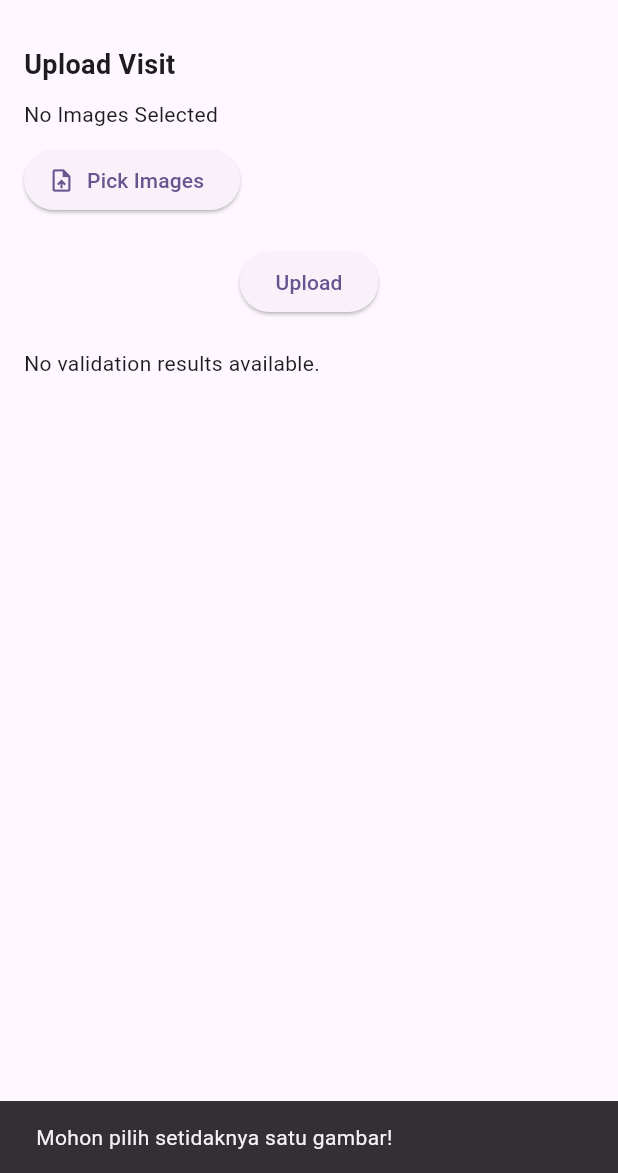
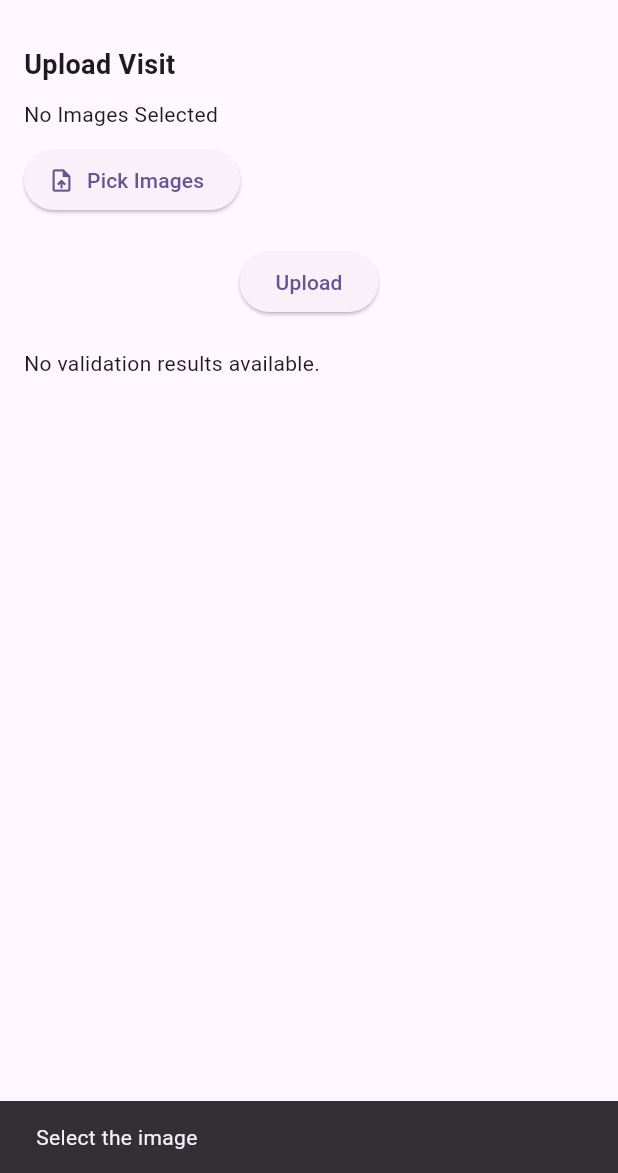
Before and after one commit to ifanzalukhu97/Final-Project-AI-GPT-Bootcamp-Q4-2024-Encode-Club, a Flutter app: the screen it shows after launch, after a tap on "Upload", on a phone screen of 412 x 824 dp, the part 63-1236 px from its top. Run offline on Flutter 3.47's test engine with Material 3 defaults, Android fonts, the phone set to English and light mode, and no system bars; our stand-ins replace image_picker.

Commit message:
update HomePage

```diff
--- a/frontend/image_detection_app/lib/pages/HomePage.dart
+++ b/frontend/image_detection_app/lib/pages/HomePage.dart
@@ -16,7 +16,7 @@ class _HomePageState extends State<HomePage> {
   final ImagePicker _picker = ImagePicker();
   List<dynamic> _selectedImages = [];
   final TextEditingController _dateController = TextEditingController();
-  Map<String, dynamic> _apiResponse = {}; // Save Response
+  Map<String, dynamic> _apiResponse = {}; // Simpan hasil API
 
   Future<void> _pickImages() async {
     if (_selectedImages.length >= 6) {
@@ -54,7 +54,7 @@ class _HomePageState extends State<HomePage> {
   Future<void> _uploadData() async {
     if (_selectedImages.isEmpty) {
       ScaffoldMessenger.of(context).showSnackBar(
-        const SnackBar(content: Text('Mohon pilih setidaknya satu gambar!')),
+        const SnackBar(content: Text('Select the image')),
       );
       return;
     }
@@ -100,11 +100,11 @@ class _HomePageState extends State<HomePage> {
           _apiResponse = jsonDecode(response.body);
         });
         ScaffoldMessenger.of(context).showSnackBar(
-          const SnackBar(content: Text('Data berhasil diunggah!')),
+          const SnackBar(content: Text('Data uploaded')),
         );
       } else {
         ScaffoldMessenger.of(context).showSnackBar(
-          SnackBar(content: Text('Gagal mengunggah data! ${response.statusCode}')),
+          SnackBar(content: Text('Data failed to uploaded! ${response.statusCode}')),
         );
       }
     } catch (e) {
@@ -113,32 +113,89 @@ class _HomePageState extends State<HomePage> {
       );
     }
   }
-
-  // Function untuk validasi target
   String _validateTargets(List<dynamic> data) {
     bool hasSelfie = false;
     bool hasDistributorProduct = false;
 
+    print('Isi data: $data');
     for (var item in data) {
       var matches = item['matches'] ?? [];
       for (var match in matches) {
         String text = match['text'] ?? '';
         double clipScore = match['scores']?['clip_score']?['value'] ?? 0.0;
 
-        if (text.contains("customer’s location or store") && clipScore > 0.5) {
+        text = text.replaceAll('’', "'"); //
+        print('Item: $item');
+        print('Matches: $matches');
+
+        if (text.contains("A photo or selfie in front of the customer's location or store") &&
+            clipScore > 0.5) {
           hasSelfie = true;
         }
-        if (text.contains("distributor’s product display") && clipScore > 0.5) {
+
+        if (text.contains("A photo of the distributor's product display as well as competitors' products at the customer's location") &&
+            clipScore > 0.5) {
           hasDistributorProduct = true;
         }
       }
     }
 
     if (hasSelfie && hasDistributorProduct) {
-      return "Target Terpenuhi";
+      return "Target Achieved";
     }
-    return "Target Tidak Terpenuhi";
+    return "Target Not Achieved";
   }
+
+
+  // Widget _buildApiResponse() {
+  //   if (_apiResponse.isEmpty) {
+  //     return const Text('No validation results available.');
+  //   }
+  //
+  //   List<dynamic> data = _apiResponse['data'] ?? [];
+  //   String validationResult = _validateTargets(data);
+  //
+  //   return Column(
+  //     crossAxisAlignment: CrossAxisAlignment.start,
+  //     children: [
+  //       const Text(
+  //         'Validation Results:',
+  //         style: TextStyle(fontSize: 16, fontWeight: FontWeight.bold),
+  //       ),
+  //       const SizedBox(height: 10),
+  //       Text(
+  //         'Status: $validationResult',
+  //         style: TextStyle(
+  //           fontSize: 16,
+  //           fontWeight: FontWeight.bold,
+  //           color: validationResult == "Target Achieved" ? Colors.green : Colors.red,
+  //         ),
+  //       ),
+  //       const SizedBox(height: 10),
+  //       ...data.asMap().entries.map((entry) {
+  //         int index = entry.key;
+  //         var item = entry.value;
+  //         final matches = item['matches'] ?? [];
+  //
+  //         // Cari clip_score tertinggi
+  //         matches.sort((a, b) =>
+  //             ((b['scores']?['clip_score']?['value'] ?? 0.0) as double)
+  //                 .compareTo(a['scores']?['clip_score']?['value'] ?? 0.0));
+  //
+  //         return ExpansionTile(
+  //           title: Text('Image ${index + 1} Results'),
+  //           children: matches.map<Widget>((match) {
+  //             final clipScore = match['scores']?['clip_score']?['value'] ?? 0.0;
+  //             return ListTile(
+  //               title: Text(match['text']),
+  //               subtitle: Text('clip_score: $clipScore'),
+  //             );
+  //           }).toList(),
+  //         );
+  //       }),
+  //     ],
+  //   );
+  // }
 
   Widget _buildApiResponse() {
     if (_apiResponse.isEmpty) {
@@ -147,6 +204,7 @@ class _HomePageState extends State<HomePage> {
 
     List<dynamic> data = _apiResponse['data'] ?? [];
     String validationResult = _validateTargets(data);
+    print("$_validateTargets");
 
     return Column(
       crossAxisAlignment: CrossAxisAlignment.start,
@@ -155,15 +213,7 @@ class _HomePageState extends State<HomePage> {
           'Validation Results:',
           style: TextStyle(fontSize: 16, fontWeight: FontWeight.bold),
         ),
-        const SizedBox(height: 10),
-        Text(
-          'Status: $validationResult',
-          style: TextStyle(
-            fontSize: 16,
-            fontWeight: FontWeight.bold,
-            color: validationResult == "Target Terpenuhi" ? Colors.green : Colors.red,
-          ),
-        ),
+
         const SizedBox(height: 10),
         ...data.asMap().entries.map((entry) {
           int index = entry.key;
@@ -173,16 +223,35 @@ class _HomePageState extends State<HomePage> {
             title: Text('Image ${index + 1} Results'),
             children: matches.map<Widget>((match) {
               final clipScore = match['scores']?['clip_score']?['value'] ?? 0.0;
+              // final clipScoreCosine= match['scores']?['clip_score']?['value'] ?? 0.0;
               return ListTile(
                 title: Text(match['text']),
                 subtitle: Text('clip_score: $clipScore'),
+                // trailing: Text('clip_score_cosine: $clipScoreCosine')
+
               );
             }).toList(),
           );
         }),
+        const SizedBox(height: 10),
+        Text(
+          'Status: $validationResult',
+          style: TextStyle(
+            fontSize: 16,
+            fontWeight: FontWeight.bold,
+            color: validationResult == "Target Achieved" ? Colors.green : Colors.red,
+          ),
+        ),
       ],
     );
   }
+
+  @override
+  void initState() {
+    super.initState();
+
+  }
+
 
   @override
   Widget build(BuildContext context) {
@@ -215,7 +284,7 @@ class _HomePageState extends State<HomePage> {
               ),
             ),
             const SizedBox(height: 20),
-            _buildApiResponse(), // Menampilkan hasil validasi
+            _buildApiResponse(),
           ],
         ),
       ),
```
